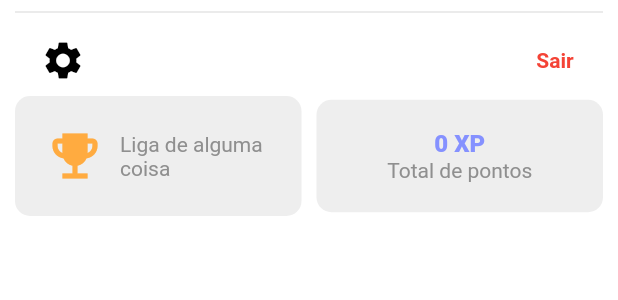
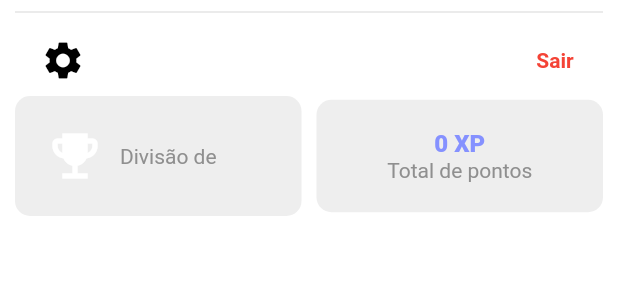
Before and after one commit to PazJulia/app, a Flutter app: the UserDetail widget shown alone on an empty page, opened directly with empty values, on a phone screen of 412 x 824 dp. Shown: the top 300 px of the screen. Run offline on Flutter 3.47's test engine with Material 2 defaults, Android fonts, the phone set to English and light mode, and no system bars; our stand-ins replace flutter_riverpod, flutter_svg, jwt_decoder, percent_indicator, shared_preferences, timelines; accounts and stored records are empty; network calls fail.

Commit message:
atualizando ranking da matrícula

```diff
--- a/lib/components/ranking-usuario.dart
+++ b/lib/components/ranking-usuario.dart
@@ -74,7 +74,7 @@ class RankingUsuario extends StatelessWidget {
                             ),
                             const SizedBox(width: 20),
                             Text(
-                              'DIVISÃO ${ranking[0].ranking}',
+                              'DIVISÃO DE ${ranking[0].ranking}',
                               style:
                                   TextStyle(color: primaryColor, fontSize: 16),
                             ),
--- a/lib/components/user-detail.dart
+++ b/lib/components/user-detail.dart
@@ -1,6 +1,7 @@
 import 'package:app/core/api/login-service.dart';
 import 'package:app/core/domain/matricula/matricula.dart';
 import 'package:app/screens/usuario.dart';
+import 'package:app/shared/functions/get-cor-ranking.dart';
 import 'package:app/shared/values/colors.dart';
 import 'package:flutter/material.dart';
 
@@ -15,26 +16,20 @@ class UserDetail extends StatelessWidget {
     return Container(
         padding: const EdgeInsets.only(top: 0, right: 10, bottom: 10, left: 10),
         color: primaryColor,
-      child: Column(
-        children: [
+        child: Column(children: [
           Divider(
             color: sixthColor,
             thickness: 1,
           ),
-          Row(
-            mainAxisAlignment: MainAxisAlignment.spaceBetween,
-            children: [
-              Row(
-                mainAxisAlignment: MainAxisAlignment.end,
-                children: [
+          Row(mainAxisAlignment: MainAxisAlignment.spaceBetween, children: [
+            Row(mainAxisAlignment: MainAxisAlignment.end, children: [
               TextButton(
                 onPressed: () {
                   Navigator.push(
                       context,
                       MaterialPageRoute(
                         builder: (context) => UsuarioWidget(matricula.usuario),
-                        ),
-                      );
+                      ));
                 },
                 child: Icon(
                   Icons.settings,
@@ -46,9 +41,8 @@ class UserDetail extends StatelessWidget {
                 matricula.usuario.nome,
                 style: TextStyle(
                     color: secondaryColor, fontWeight: FontWeight.bold),
-                  ),
-                ],
-              ),
+              )
+            ]),
             TextButton(
                 onPressed: () {
                   LoginApi.logout(context);
@@ -57,12 +51,9 @@ class UserDetail extends StatelessWidget {
                   'Sair',
                   style:
                       TextStyle(color: Colors.red, fontWeight: FontWeight.bold),
-                ),
-              ),
-            ],
-          ),
-          Row(
-            children: [
+                ))
+          ]),
+          Row(children: [
             Expanded(
                 child: SizedBox(
                     child: Container(
@@ -71,27 +62,32 @@ class UserDetail extends StatelessWidget {
                           borderRadius: BorderRadius.circular(10),
                         ),
                         padding: const EdgeInsets.all(20),
-                    child: Row(
-                      children: [
-                        const Icon(Icons.emoji_events,
-                            size: 40, color: Colors.orangeAccent),
-                        // mudar de acordo com a liga atual
+                        child: (matricula.ranking == 'NENHUM' ||
+                                matricula.ranking == null)
+                            ? Flexible(
+                                child: Text(
+                                  "Você ainda não está em uma divisão",
+                                  style: TextStyle(color: ninthColor),
+                                  overflow: TextOverflow.ellipsis,
+                                  maxLines: 2,
+                                ),
+                              )
+                            : Row(children: [
+                                Icon(Icons.emoji_events,
+                                    size: 40,
+                                    color: getCorRanking(
+                                        matricula.ranking ?? 'NENHUM')),
                                 Container(
                                   width: 10,
                                 ),
                                 Flexible(
                                     child: Text(
-                            "Liga de alguma coisa",
+                                  "Divisão de ${(matricula.ranking)?.toLowerCase()}",
                                   style: TextStyle(color: ninthColor),
                                   overflow: TextOverflow.ellipsis,
                                   maxLines: 2,
-                          ),
-                        ),
-                      ],
-                    ),
-                  ),
-                ),
-              ),
+                                ))
+                              ])))),
             Container(
               width: 10,
             ),
@@ -103,8 +99,7 @@ class UserDetail extends StatelessWidget {
                           borderRadius: BorderRadius.circular(10),
                         ),
                         padding: const EdgeInsets.only(top: 20, bottom: 20),
-                    child: Column(
-                      children: [
+                        child: Column(children: [
                           Text(
                             "${matricula.totalPontuacao} XP",
                             style: TextStyle(
@@ -116,15 +111,8 @@ class UserDetail extends StatelessWidget {
                             "Total de pontos",
                             style: TextStyle(color: ninthColor),
                           )
-                      ],
-                    ),
-                  ),
-                ),
-              ),
-            ],
-          )
-        ],
-      ),
-    );
+                        ]))))
+          ])
+        ]));
   }
 }
--- a/lib/core/domain/matricula/matricula.dart
+++ b/lib/core/domain/matricula/matricula.dart
@@ -10,6 +10,7 @@ class Matricula {
   int totalPontuacao;
   Linguagem linguagem;
   Usuario usuario;
+  String? ranking;
 
   Matricula({
     required this.id,
@@ -20,6 +21,7 @@ class Matricula {
     required this.totalPontuacao,
     required this.linguagem,
     required this.usuario,
+    this.ranking,
   });
 
   factory Matricula.fromJson(Map<String, dynamic> json) {
@@ -32,6 +34,7 @@ class Matricula {
       totalPontuacao: json['totalPontuacao'] ?? 0,
       linguagem: Linguagem.fromJson(json['linguagem']),
       usuario: Usuario.fromJson(json['usuario']),
+      ranking: json['ranking'] ?? '',
     );
   }
 }
```
Lines whose indentation alone changed are shown as unchanged.
